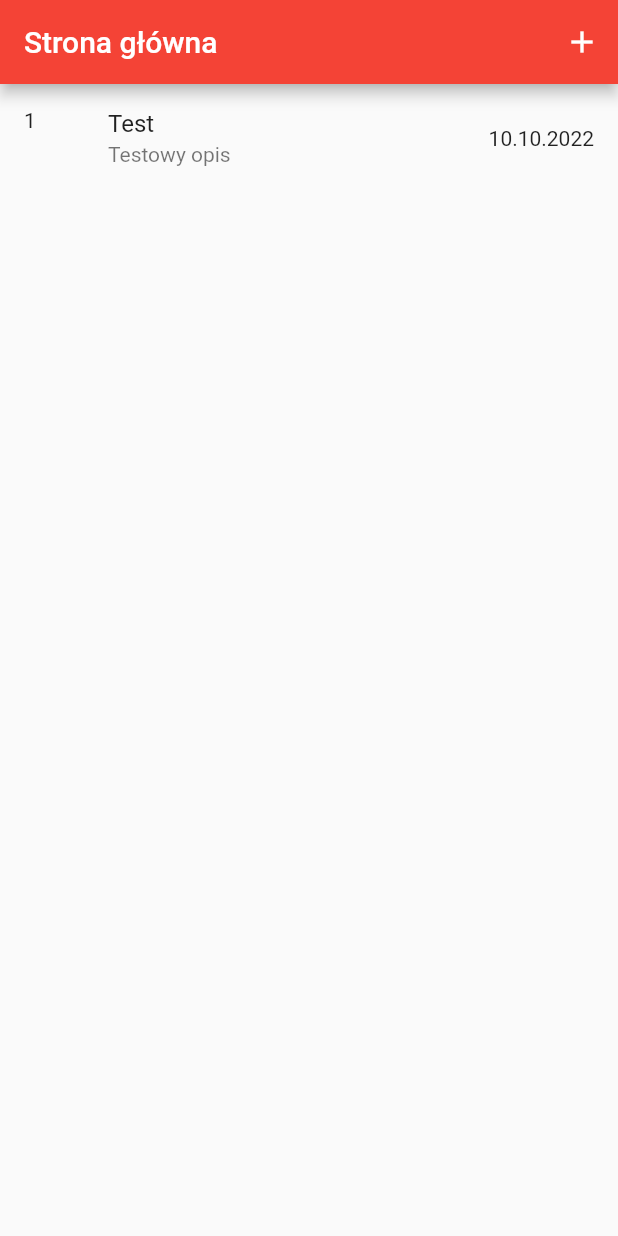
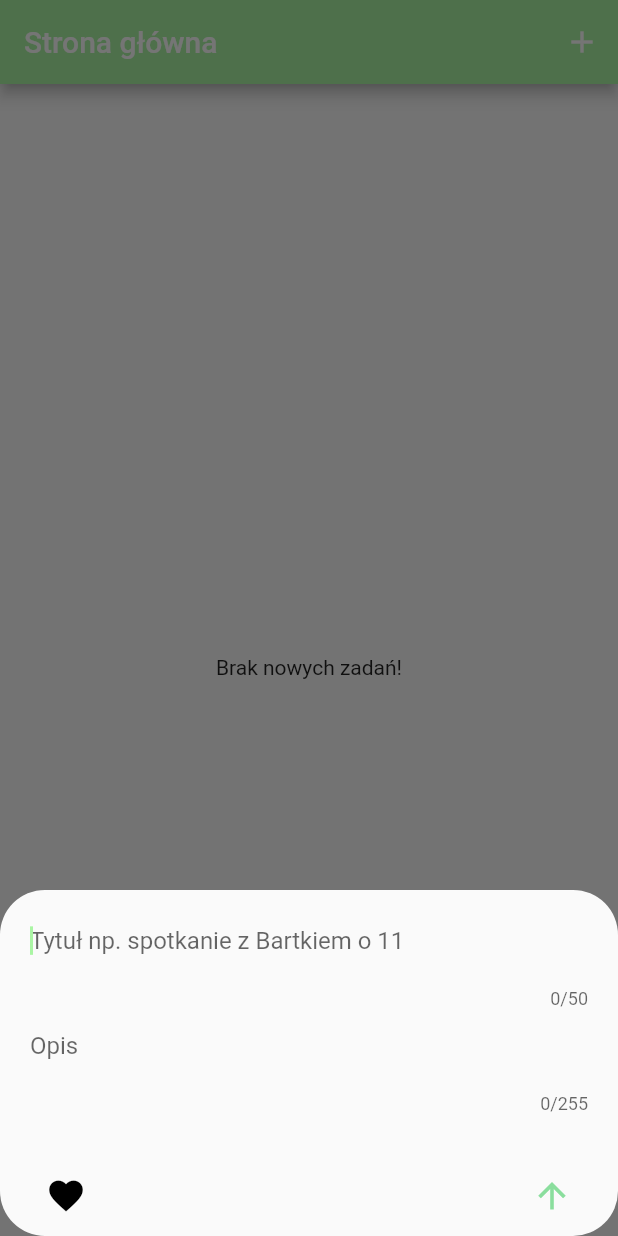
Before and after one commit to andrz3j3k/ToDoList, a Flutter app: the screen it shows after launch, after a tap on the "add" icon, on a phone screen of 412 x 824 dp. Run offline on Flutter 3.47's test engine with Material 2 defaults, Android fonts, the phone set to English and light mode, and no system bars; our stand-ins replace bloc, equatable, flutter_bloc.

```diff
--- a/lib/bloc/create_task_bloc.dart
+++ b/lib/bloc/create_task_bloc.dart
@@ -12,12 +12,15 @@ class CreateTaskBloc extends Bloc<CreateTaskEvent, CreateTaskState> {
       emit(CreateTaskInitial());
       emit(CreateTaskLoading());
       var task = Task(
-          id: event.id,
-          name: event.name,
-          description: event.description,
-          date: event.date);
+        id: event.id,
+        name: event.name,
+        description: event.description,
+        date: event.date,
+        isFavourite: event.isFavourite,
+      );
+
       Task.listTasks.add(task);
-      await Future.delayed(const Duration(milliseconds: 500));
+      await Future.delayed(const Duration(milliseconds: 200));
       emit(CreateTaskLoaded(Task.listTasks));
     });
   }
--- a/lib/bloc/create_task_event.dart
+++ b/lib/bloc/create_task_event.dart
@@ -5,16 +5,17 @@ part of 'create_task_bloc.dart';
 abstract class CreateTaskEvent extends Equatable {}
 
 class TaskCreated extends CreateTaskEvent {
-  TaskCreated({
-    required this.id,
-    required this.name,
-    required this.description,
-    required this.date,
-  });
+  TaskCreated(
+      {required this.id,
+      required this.name,
+      required this.description,
+      required this.date,
+      required this.isFavourite});
   final String id;
   final String name;
   final String description;
-  final String date;
+  final DateTime date;
+  final bool isFavourite;
 
   @override
   List<Object?> get props => [];
--- a/lib/main.dart
+++ b/lib/main.dart
@@ -2,7 +2,9 @@ import 'package:flutter/material.dart';
 import 'package:flutter_bloc/flutter_bloc.dart';
 import 'package:todolist/bloc/create_task_bloc.dart';
 import 'package:todolist/models/task.dart';
+import 'package:todolist/screens/task_page_screen.dart';
 import 'package:todolist/screens/welcomepage_screen.dart';
+import 'package:todolist/widgets/form.dart';
 
 void main() {
   runApp(const MyApp());
@@ -17,10 +19,14 @@ class MyApp extends StatelessWidget {
       child: MaterialApp(
         debugShowCheckedModeBanner: false,
         theme: ThemeData(
-          primarySwatch: Colors.red,
+          primaryColor: const Color.fromRGBO(170, 245, 164, 96),
+          appBarTheme: const AppBarTheme(
+            backgroundColor: Color.fromRGBO(170, 245, 164, 96),
+          ),
         ),
         routes: {
           '/': (_) => const HomePage(),
+          TaskPage.routeName: (_) => const TaskPage(),
         },
       ),
     );
@@ -35,11 +41,6 @@ class HomePage extends StatefulWidget {
 }
 
 class _HomePageState extends State<HomePage> {
-  void addTask(id, name, description, date) {
-    var task = Task(id: id, name: name, description: description, date: date);
-    Task.listTasks.add(task);
-  }
-
   @override
   Widget build(BuildContext context) {
     return Scaffold(
@@ -48,13 +49,14 @@ class _HomePageState extends State<HomePage> {
         actions: [
           IconButton(
               onPressed: () {
-                context.read<CreateTaskBloc>().add(
-                      TaskCreated(
-                          id: "1",
-                          name: "Test",
-                          description: "Testowy opis",
-                          date: "10.10.2022"),
-                    );
+                showModalBottomSheet(
+                  shape: RoundedRectangleBorder(
+                      borderRadius: BorderRadius.circular(30)),
+                  context: context,
+                  builder: (context) {
+                    return const SheetForm();
+                  },
+                );
               },
               icon: const Icon(Icons.add)),
         ],
--- a/lib/models/task.dart
+++ b/lib/models/task.dart
@@ -2,12 +2,16 @@ class Task {
   final String? id;
   final String? name;
   final String? description;
-  final String? date;
+  final DateTime? date;
+  bool isDone = false;
+  bool? isFavourite = false;
+
   Task({
     this.id,
     this.name,
     this.description,
     this.date,
+    this.isFavourite,
   });
   static List<Task> listTasks = [];
 }
--- a/lib/screens/welcomepage_screen.dart
+++ b/lib/screens/welcomepage_screen.dart
@@ -1,5 +1,6 @@
 import 'package:flutter/material.dart';
 import 'package:flutter_bloc/flutter_bloc.dart';
+import 'package:intl/intl.dart';
 import 'package:todolist/bloc/create_task_bloc.dart';
 
 class WelcomePage extends StatelessWidget {
@@ -7,9 +8,8 @@ class WelcomePage extends StatelessWidget {
 
   @override
   Widget build(BuildContext context) {
-    return Column(
-      children: [
-        Expanded(
+    return Padding(
+      padding: const EdgeInsets.only(top: 10, left: 5, right: 5),
       child: BlocBuilder<CreateTaskBloc, CreateTaskState>(
         builder: (context, state) {
           if (state is CreateTaskInitial) {
@@ -18,16 +18,33 @@ class WelcomePage extends StatelessWidget {
             );
           } else if (state is CreateTaskLoaded) {
             var list = state.listTask;
-                return ListView.builder(
+            return Column(
+              children: [
+                Expanded(
+                  child: ListView.builder(
                     itemCount: list.length,
                     itemBuilder: (ctx, index) {
-                    return ListTile(
+                      return InkWell(
+                        onTap: () {
+                          Navigator.pushNamed(
+                            context,
+                            "/task",
+                            arguments: {"task": list.elementAt(index)},
+                          );
+                        },
+                        child: ListTile(
                           title: Text(list.elementAt(index).name!),
                           subtitle: Text(list.elementAt(index).description!),
                           leading: Text(list.elementAt(index).id!),
-                      trailing: Text(list.elementAt(index).date!),
+                          trailing: Text(DateFormat("dd-MM-yyyy")
+                              .format(list.elementAt(index).date!)
+                              .toString()),
+                        ),
                       );
                     },
+                  ),
+                ),
+              ],
             );
           } else {
             return const Center(
@@ -36,8 +53,6 @@ class WelcomePage extends StatelessWidget {
           }
         },
       ),
-        )
-      ],
     );
   }
 }
--- /dev/null
+++ b/lib/widgets/form.dart
@@ -0,0 +1,150 @@
+import 'dart:math';
+
+import 'package:flutter/material.dart';
+import 'package:flutter_bloc/flutter_bloc.dart';
+import 'package:todolist/models/task.dart';
+import '../bloc/create_task_bloc.dart';
+
+class SheetForm extends StatefulWidget {
+  const SheetForm({super.key});
+
+  @override
+  State<SheetForm> createState() => _SheetFormState();
+}
+
+class _SheetFormState extends State<SheetForm> {
+  late TextEditingController _controllerTitle;
+  late TextEditingController _controllerDescription;
+  bool isFavourite = false;
+  final _form = GlobalKey<FormState>();
+  @override
+  void initState() {
+    _controllerTitle = TextEditingController();
+    _controllerDescription = TextEditingController();
+    super.initState();
+  }
+
+  @override
+  void dispose() {
+    _controllerDescription.dispose();
+    _controllerTitle.dispose();
+    super.dispose();
+  }
+
+  @override
+  Widget build(BuildContext context) {
+    final device = MediaQuery.of(context).size;
+    return SizedBox(
+      height: device.height * 0.28,
+      child: Container(
+        padding:
+            const EdgeInsets.only(left: 20, right: 20, top: 10, bottom: 10),
+        child: SingleChildScrollView(
+          child: Column(
+            children: [
+              Form(
+                  key: _form,
+                  child: Column(
+                    children: [
+                      TextFormField(
+                        controller: _controllerTitle,
+                        autofocus: true,
+                        minLines: 1,
+                        maxLines: 2,
+                        maxLength: 50,
+                        cursorColor: const Color.fromRGBO(170, 245, 164, 96),
+                        decoration: const InputDecoration(
+                          hintText: "Tytuł np. spotkanie z Bartkiem o 11",
+                          enabledBorder: InputBorder.none,
+                          border: InputBorder.none,
+                        ),
+                        validator: (value) {
+                          if (value == null || value.isEmpty) {
+                            return "Wpisz tytuł!";
+                          }
+                          return null;
+                        },
+                      ),
+                      TextFormField(
+                        controller: _controllerDescription,
+                        maxLength: 255,
+                        minLines: 1,
+                        maxLines: 5,
+                        cursorColor: const Color.fromRGBO(170, 245, 164, 96),
+                        decoration: const InputDecoration(
+                            hintText: "Opis",
+                            enabledBorder: InputBorder.none,
+                            border: InputBorder.none),
+                      ),
+                    ],
+                  )),
+              const SizedBox(
+                height: 30,
+              ),
+              Align(
+                alignment: Alignment.bottomCenter,
+                child: Row(
+                  mainAxisAlignment: MainAxisAlignment.spaceBetween,
+                  children: [
+                    IconButton(
+                      splashRadius: 20,
+                      onPressed: () {
+                        setState(() {
+                          isFavourite = !isFavourite;
+                        });
+                      },
+                      icon: Icon(
+                        Icons.favorite,
+                        color: isFavourite
+                            ? const Color.fromRGBO(138, 222, 157, 87)
+                            : Colors.black,
+                        size: 27,
+                      ),
+                    ),
+                    IconButton(
+                      splashRadius: 20,
+                      onPressed: () {
+                        final isValidForm = _form.currentState!.validate();
+                        if (!isValidForm) {
+                          return;
+                        }
+                        addTask(
+                          _controllerTitle.text,
+                          _controllerDescription.text,
+                          DateTime.now(),
+                        );
+                      },
+                      icon: const Icon(
+                        Icons.arrow_upward_outlined,
+                        color: Color.fromRGBO(138, 222, 157, 87),
+                        size: 27,
+                      ),
+                    )
+                  ],
+                ),
+              ),
+            ],
+          ),
+        ),
+      ),
+    );
+  }
+
+  void addTask(String name, String description, DateTime date) {
+    int numberId;
+    numberId = Random().nextInt(10000);
+    while (Task.listTasks.any((element) => element.id == numberId)) {
+      numberId = Random().nextInt(10000);
+    }
+    context.read<CreateTaskBloc>().add(
+          TaskCreated(
+            id: numberId.toString(),
+            name: name,
+            description: description,
+            date: date,
+            isFavourite: isFavourite,
+          ),
+        );
+    Navigator.pop(context);
+  }
+}
--- a/pubspec.yaml
+++ b/pubspec.yaml
@@ -19,6 +19,7 @@ dependencies:
   flutter_bloc: ^8.1.1
   bloc: ^8.1.0
   equatable: ^2.0.5
+  intl: ^0.17.0
 
 dev_dependencies:
   flutter_test:
```
Also changed, not shown: lib/screens/task_page_screen.dart (added, +32 -0 lines), pubspec.lock. Lines whose indentation alone changed are shown as unchanged.
